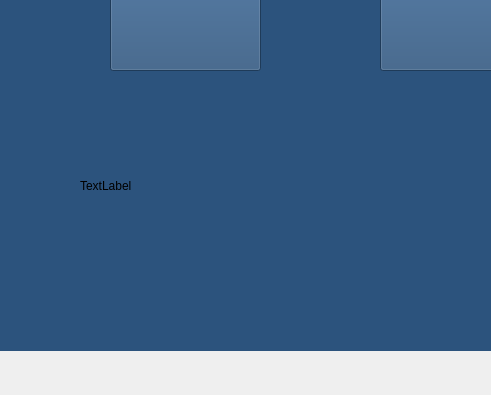
First picture: the form in gestion_employer/mainwindow.ui, repository hintoman/olympic_games_2A24, before the edit; both pictures show x 300 to 791 and y 337 to 732 of the 1369 by 732 pixel window.
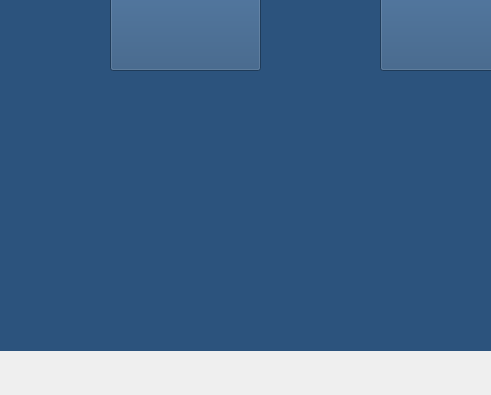
Second picture: the form after the edit. Icons and pictures are not drawn. Custom widgets are drawn as their Qt base class.

What changed in the file:
```diff
--- a/gestion_employer/mainwindow.ui
+++ b/gestion_employer/mainwindow.ui
@@ -2251,13 +2251,13 @@
       <property name="geometry">
        <rect>
         <x>380</x>
-        <y>490</y>
+        <y>410</y>
         <width>331</width>
-        <height>31</height>
+        <height>141</height>
        </rect>
       </property>
       <property name="text">
-       <string>TextLabel</string>
+       <string/>
       </property>
      </widget>
     </widget>
```
Left out of the diff: 2 changed lines with no effect on the pictures.
